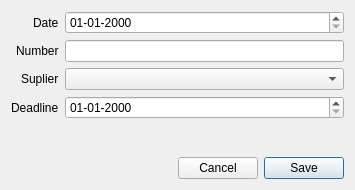
Qt form libgui/purchase/purchaseadddialog.ui (apinprastya/sultan) before a commit.
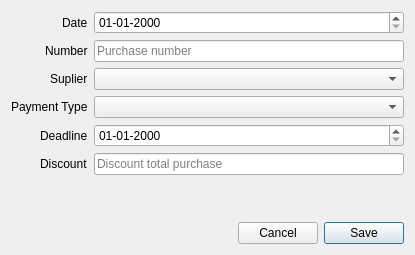
The same form after that commit.

Commit message: implement discount on the purchase

Diff of the .ui file:
```diff
--- a/libgui/purchase/purchaseadddialog.ui
+++ b/libgui/purchase/purchaseadddialog.ui
@@ -6,8 +6,8 @@
    <rect>
     <x>0</x>
     <y>0</y>
-    <width>355</width>
-    <height>190</height>
+    <width>415</width>
+    <height>255</height>
    </rect>
   </property>
   <property name="windowTitle">
@@ -43,7 +43,7 @@
        </property>
       </widget>
      </item>
-     <item row="3" column="0">
+     <item row="4" column="0">
       <widget class="QLabel" name="label_4">
        <property name="text">
         <string>Deadline</string>
@@ -58,18 +58,46 @@
       </widget>
      </item>
      <item row="1" column="1">
-      <widget class="QLineEdit" name="lineNumber"/>
+      <widget class="QLineEdit" name="lineNumber">
+       <property name="placeholderText">
+        <string>Purchase number</string>
+       </property>
+      </widget>
      </item>
      <item row="2" column="1">
       <widget class="QComboBox" name="comboSuplier"/>
      </item>
-     <item row="3" column="1">
+     <item row="4" column="1">
       <widget class="QDateEdit" name="dateDeadline">
        <property name="displayFormat">
         <string>dd-MM-yyyy</string>
        </property>
       </widget>
      </item>
+     <item row="3" column="0">
+      <widget class="QLabel" name="label_5">
+       <property name="text">
+        <string>Payment Type</string>
+       </property>
+      </widget>
+     </item>
+     <item row="3" column="1">
+      <widget class="QComboBox" name="comboPaymentType"/>
+     </item>
+     <item row="5" column="0">
+      <widget class="QLabel" name="label_6">
+       <property name="text">
+        <string>Discount</string>
+       </property>
+      </widget>
+     </item>
+     <item row="5" column="1">
+      <widget class="QLineEdit" name="lineDiscount">
+       <property name="placeholderText">
+        <string>Discount total purchase</string>
+       </property>
+      </widget>
+     </item>
     </layout>
    </item>
    <item>
```
Left out of the diff: 10 changed lines with no effect on the pictures. The commit also changes 10 other files.
